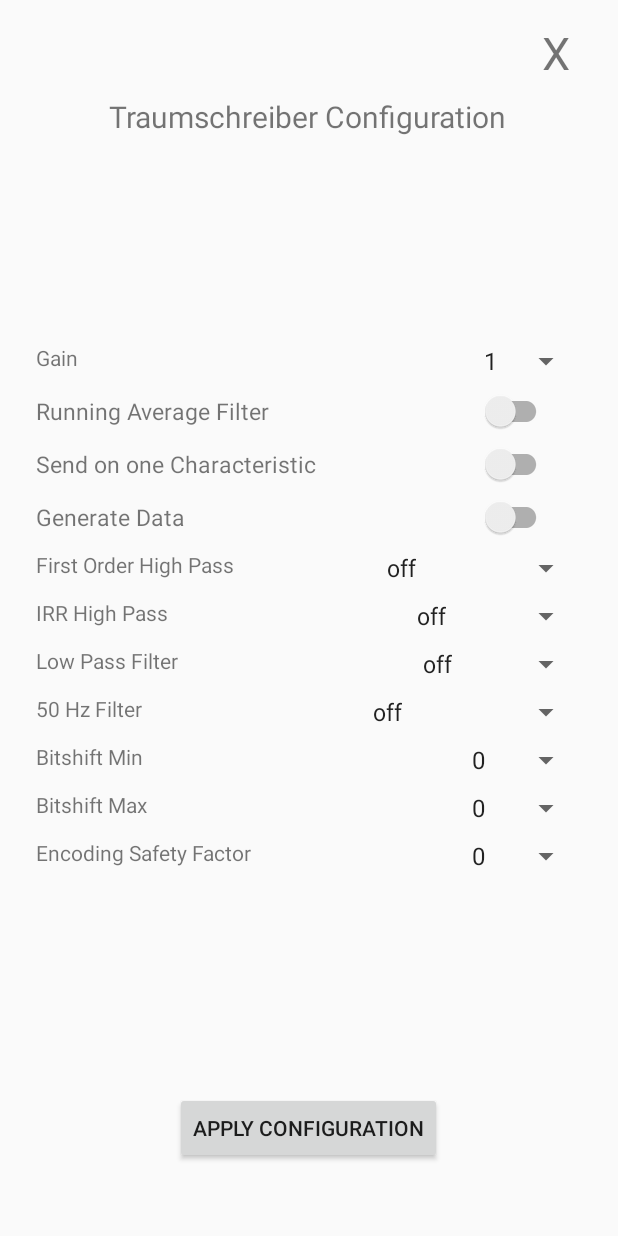
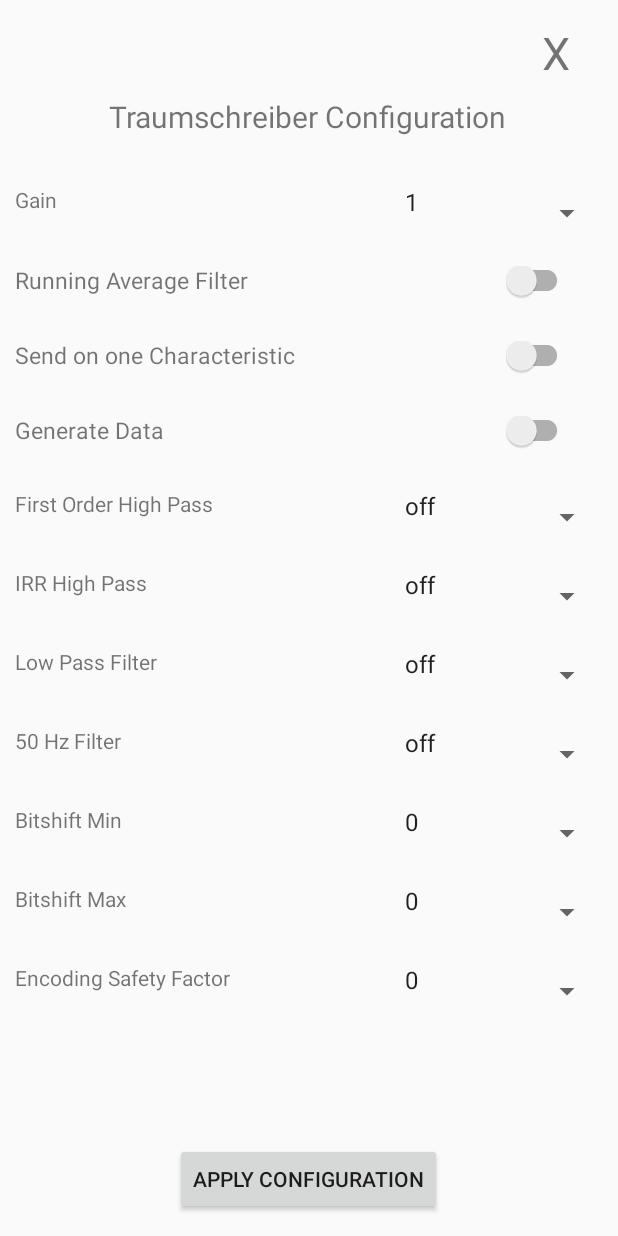
Before and after one commit to adrocampos/EEG-Droid, an Android app: the layout traum_config_popup.xml on its own in the app's theme, with its tools: preview values and no code run, on a phone screen of 412 x 824 dp. Run offline under Robolectric (Android 15) with nearby library versions, the phone set to English and light mode, and no system bars.

Commit message:
Made Config Window Scrollable

```diff
--- a/app/src/main/java/de/uni_osnabrueck/ikw/eegdroid/Record.java
+++ b/app/src/main/java/de/uni_osnabrueck/ikw/eegdroid/Record.java
@@ -369,11 +369,14 @@
 
         boolean togglingRequired = notifying;
 
+
         if (togglingRequired) toggleNotifying();
         mBluetoothLeService.writeCharacteristic(configCharacteristic);
         if (togglingRequired) toggleNotifying();
 
         Log.d(TAG, "New Value of Config: " + Arrays.toString(configCharacteristic.getValue()));
+
+        Toast.makeText(getApplicationContext(), "Succesfully applied configuration.", Toast.LENGTH_SHORT).show();
     }
 
     private void initializeTimerTask() {
@@ -867,7 +870,10 @@
 
         // Link UpdateConfigButton
         Button updateConfigButton = (Button) traumConfigDialog.findViewById(R.id.apply_config_button);
-        updateConfigButton.setOnClickListener(v -> updateConfiguration());
+        updateConfigButton.setOnClickListener(v -> {
+            if(deviceConnected) updateConfiguration();
+            else Toast.makeText(getApplicationContext(), "No Device Connected", Toast.LENGTH_SHORT).show();
+        });
 
 
 
--- a/app/src/main/res/layout/traum_config_popup.xml
+++ b/app/src/main/res/layout/traum_config_popup.xml
@@ -35,28 +35,29 @@
         app:layout_constraintVertical_bias="0.08"
         tools:ignore="HardcodedText" />
 
-    <GridLayout
-        android:id="@+id/config_table"
-        android:layout_width="match_parent"
-        android:layout_height="wrap_content"
-        android:layout_marginStart="20dp"
-        android:layout_marginEnd="20dp"
-        android:orientation="vertical"
+    <ScrollView
+        android:id="@+id/config_scrollview"
+        android:layout_width="0dp"
+        android:layout_height="0dp"
 
-
-        android:useDefaultMargins="true"
-
+        app:layout_constraintHeight_percent="0.7"
+        app:layout_constraintWidth_percent="0.95"
         app:layout_constraintBottom_toBottomOf="parent"
         app:layout_constraintEnd_toEndOf="parent"
-        app:layout_constraintHorizontal_bias="0.0"
         app:layout_constraintStart_toStartOf="parent"
-        app:layout_constraintTop_toBottomOf="@+id/traum_config_popup_title"
-        app:layout_constraintVertical_bias="0.36">
+        app:layout_constraintTop_toTopOf="parent">
+
+        <LinearLayout
+            android:layout_width="match_parent"
+            android:layout_height="match_parent"
+            android:orientation="vertical">
 
             <LinearLayout
                 android:id="@+id/config_row_gain"
+                style="@style/traumConfigDialogRow"
                 android:layout_width="match_parent"
                 android:layout_height="wrap_content"
+
                 app:layout_constraintBottom_toBottomOf="parent"
                 app:layout_constraintEnd_toEndOf="parent"
                 app:layout_constraintHorizontal_bias="0.0"
@@ -79,7 +80,8 @@
 
                 <Spinner
                     android:id="@+id/gain_spinner"
-                android:layout_width="wrap_content"
+                    style="@style/traumConfigDialogRow"
+                    android:layout_width="140dp"
                     android:layout_height="wrap_content"
                     android:layout_weight="0"
                     android:entries="@array/gain_entries" />
@@ -89,6 +91,7 @@
 
             <LinearLayout
                 android:id="@+id/config_row_average"
+                style="@style/traumConfigDialogRow"
                 android:layout_width="match_parent"
                 android:layout_height="wrap_content"
                 app:layout_constraintBottom_toBottomOf="parent"
@@ -118,17 +121,19 @@
 
                 <androidx.appcompat.widget.SwitchCompat
                     android:id="@+id/average_filter_switch"
+                    style="@style/traumConfigDialogRow"
                     android:layout_width="wrap_content"
                     android:layout_height="wrap_content"
                     android:layout_weight="0"
+                    android:paddingStart="20dp"
                     android:paddingEnd="20dp"
-                android:paddingStart="20dp"
                     android:text="" />
 
             </LinearLayout>
 
             <LinearLayout
                 android:id="@+id/config_row_one_char"
+                style="@style/traumConfigDialogRow"
                 android:layout_width="match_parent"
                 android:layout_height="wrap_content"
                 app:layout_constraintBottom_toBottomOf="parent"
@@ -158,17 +163,19 @@
 
                 <androidx.appcompat.widget.SwitchCompat
                     android:id="@+id/one_char_switch"
+                    style="@style/traumConfigDialogRow"
                     android:layout_width="wrap_content"
                     android:layout_height="wrap_content"
                     android:layout_weight="0"
+                    android:paddingStart="20dp"
                     android:paddingEnd="20dp"
-                android:paddingStart="20dp"
                     android:text="" />
 
             </LinearLayout>
 
             <LinearLayout
                 android:id="@+id/config_row_generate_data"
+                style="@style/traumConfigDialogRow"
                 android:layout_width="match_parent"
                 android:layout_height="wrap_content"
                 app:layout_constraintBottom_toBottomOf="parent"
@@ -199,17 +206,19 @@
 
                 <androidx.appcompat.widget.SwitchCompat
                     android:id="@+id/generate_data_switch"
+                    style="@style/traumConfigDialogRow"
                     android:layout_width="wrap_content"
                     android:layout_height="wrap_content"
                     android:layout_weight="0"
+                    android:paddingStart="20dp"
                     android:paddingEnd="20dp"
-                android:paddingStart="20dp"
                     android:text="" />
 
             </LinearLayout>
 
             <LinearLayout
                 android:id="@+id/config_row_o11_highpass"
+                style="@style/traumConfigDialogRow"
                 android:layout_width="match_parent"
                 android:layout_height="wrap_content"
                 app:layout_constraintBottom_toBottomOf="parent"
@@ -234,7 +243,8 @@
 
                 <Spinner
                     android:id="@+id/o1_highpass_spinner"
-                android:layout_width="wrap_content"
+                    style="@style/traumConfigDialogRow"
+                    android:layout_width="140dp"
                     android:layout_height="wrap_content"
                     android:layout_weight="0"
                     android:entries="@array/o1_highpass_entries" />
@@ -244,6 +254,7 @@
 
             <LinearLayout
                 android:id="@+id/config_row_iir_highpass"
+                style="@style/traumConfigDialogRow"
                 android:layout_width="match_parent"
                 android:layout_height="wrap_content"
                 app:layout_constraintBottom_toBottomOf="parent"
@@ -268,7 +279,8 @@
 
                 <Spinner
                     android:id="@+id/iir_highpass_spinner"
-                android:layout_width="wrap_content"
+                    style="@style/traumConfigDialogRow"
+                    android:layout_width="140dp"
                     android:layout_height="wrap_content"
                     android:layout_weight="0"
                     android:entries="@array/iir_highpass_entries" />
@@ -277,6 +289,7 @@
 
             <LinearLayout
                 android:id="@+id/config_row_lowpass"
+                style="@style/traumConfigDialogRow"
                 android:layout_width="match_parent"
                 android:layout_height="wrap_content"
                 app:layout_constraintBottom_toBottomOf="parent"
@@ -301,7 +314,8 @@
 
                 <Spinner
                     android:id="@+id/lowpass_spinner"
-                android:layout_width="wrap_content"
+                    style="@style/traumConfigDialogRow"
+                    android:layout_width="140dp"
                     android:layout_height="wrap_content"
                     android:layout_weight="0"
                     android:entries="@array/lowpass_entries" />
@@ -311,6 +325,7 @@
 
             <LinearLayout
                 android:id="@+id/config_row_filter50hz"
+                style="@style/traumConfigDialogRow"
                 android:layout_width="match_parent"
                 android:layout_height="wrap_content"
                 app:layout_constraintBottom_toBottomOf="parent"
@@ -335,7 +350,8 @@
 
                 <Spinner
                     android:id="@+id/filter50hz_spinner"
-                android:layout_width="wrap_content"
+                    style="@style/traumConfigDialogRow"
+                    android:layout_width="140dp"
                     android:layout_height="wrap_content"
                     android:layout_weight="0"
                     android:entries="@array/filter50hz_entries" />
@@ -344,6 +360,7 @@
 
             <LinearLayout
                 android:id="@+id/config_row_bitshift_min"
+                style="@style/traumConfigDialogRow"
                 android:layout_width="match_parent"
                 android:layout_height="wrap_content"
                 app:layout_constraintBottom_toBottomOf="parent"
@@ -367,7 +384,8 @@
 
                 <Spinner
                     android:id="@+id/bitshift_min_spinner"
-                android:layout_width="wrap_content"
+                    style="@style/traumConfigDialogRow"
+                    android:layout_width="140dp"
                     android:layout_height="wrap_content"
                     android:layout_weight="0"
                     android:entries="@array/bitshift_min_entries" />
@@ -376,6 +394,7 @@
 
             <LinearLayout
                 android:id="@+id/config_row_bitshift_max"
+                style="@style/traumConfigDialogRow"
                 android:layout_width="match_parent"
                 android:layout_height="wrap_content"
                 app:layout_constraintBottom_toBottomOf="parent"
@@ -399,7 +418,8 @@
 
                 <Spinner
                     android:id="@+id/bitshift_max_spinner"
-                android:layout_width="wrap_content"
+                    style="@style/traumConfigDialogRow"
+                    android:layout_width="140dp"
                     android:layout_height="wrap_content"
                     android:layout_weight="0"
                     android:entries="@array/bitshift_max_entries" />
@@ -407,6 +427,7 @@
 
             <LinearLayout
                 android:id="@+id/config_row_encoding_safty"
+                style="@style/traumConfigDialogRow"
                 android:layout_width="match_parent"
                 android:layout_height="wrap_content"
                 app:layout_constraintBottom_toBottomOf="parent"
@@ -430,13 +451,16 @@
 
                 <Spinner
                     android:id="@+id/encoding_safety_spinner"
-                android:layout_width="wrap_content"
+                    style="@style/traumConfigDialogRow"
+                    android:layout_width="140dp"
                     android:layout_height="wrap_content"
                     android:layout_weight="0"
                     android:entries="@array/encoding_safety_entries" />
             </LinearLayout>
 
-    </GridLayout>
+        </LinearLayout>
+
+    </ScrollView>
 
     <LinearLayout
         android:id="@+id/apply_config_layout"
@@ -447,7 +471,7 @@
         app:layout_constraintEnd_toEndOf="parent"
         app:layout_constraintHorizontal_bias="0.0"
         app:layout_constraintStart_toStartOf="parent"
-        app:layout_constraintTop_toBottomOf="@+id/config_table"
+        app:layout_constraintTop_toBottomOf="@+id/config_scrollview"
         app:layout_constraintVertical_bias="0.7"
         tools:ignore="HardcodedText">
 
@@ -460,8 +484,7 @@
             android:id="@+id/apply_config_button"
             android:layout_width="wrap_content"
             android:layout_height="wrap_content"
-            android:text="Apply Configuration"
-            />
+            android:text="Apply Configuration" />
 
         <Space
             android:layout_width="0dp"
--- a/app/src/main/res/values/styles.xml
+++ b/app/src/main/res/values/styles.xml
@@ -19,5 +19,10 @@
         <item name="windowFixedHeightMinor">70%</item>
     </style>
 
+    <style name="traumConfigDialogRow" parent="Theme.AppCompat.Light">
+        <item name="android:paddingBottom">15dp</item>
+
+    </style>
+
 
 </resources>
```
Lines whose indentation alone changed are shown as unchanged.
